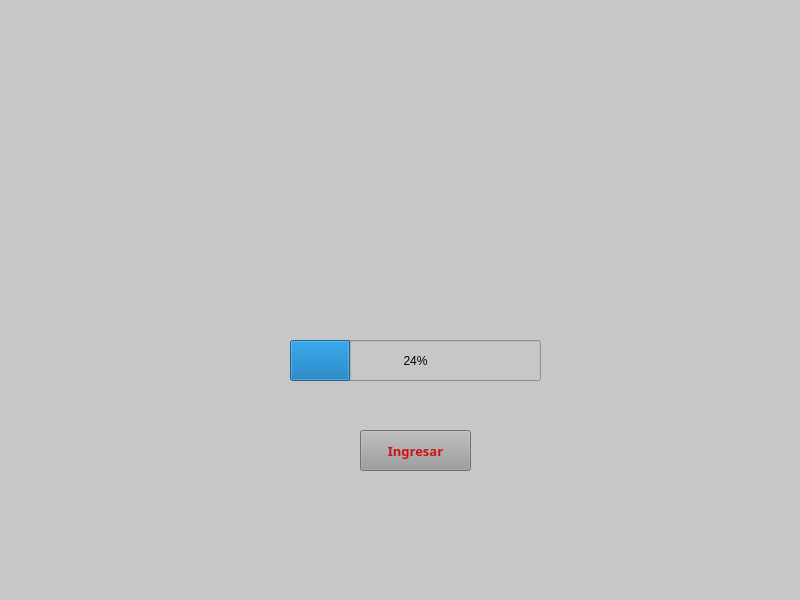
Old version of the form TallerMecanico/ventanas/Inicio.ui in the repository VictorHCH/Taller-Mecanico.
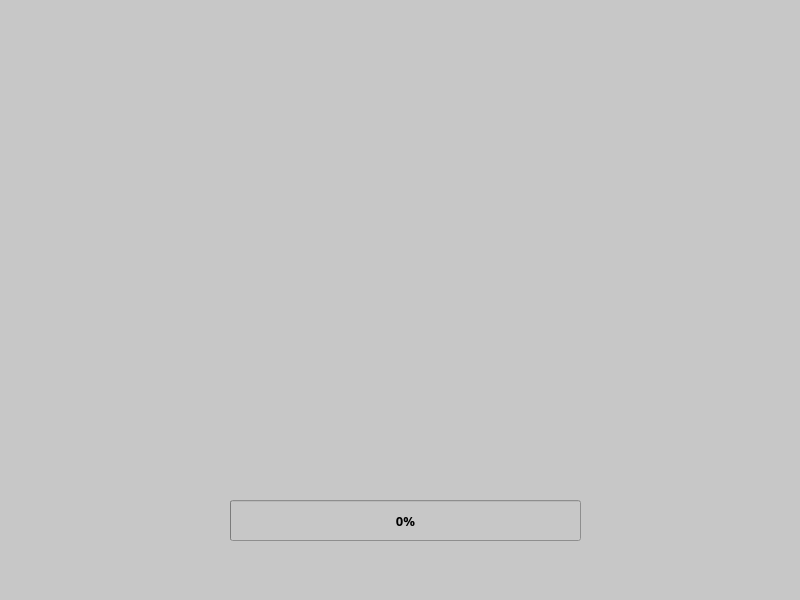
New version of the form. Icons and pictures are not drawn.

Commit message: Inicio Timer

```diff
--- a/TallerMecanico/ventanas/Inicio.ui
+++ b/TallerMecanico/ventanas/Inicio.ui
@@ -24,23 +24,31 @@
    <widget class="QProgressBar" name="progressBar">
     <property name="geometry">
      <rect>
-      <x>290</x>
-      <y>340</y>
-      <width>251</width>
+      <x>230</x>
+      <y>500</y>
+      <width>351</width>
       <height>41</height>
      </rect>
     </property>
+    <property name="font">
+     <font>
+      <family>ITC Avant Garde Std Bk Cn</family>
+      <pointsize>10</pointsize>
+      <weight>75</weight>
+      <bold>true</bold>
+     </font>
+    </property>
     <property name="value">
-     <number>24</number>
+     <number>0</number>
     </property>
    </widget>
    <widget class="QLabel" name="lb">
     <property name="geometry">
      <rect>
-      <x>170</x>
-      <y>40</y>
-      <width>471</width>
-      <height>261</height>
+      <x>140</x>
+      <y>70</y>
+      <width>531</width>
+      <height>341</height>
      </rect>
     </property>
     <property name="font">
@@ -58,31 +66,6 @@
      <set>Qt::AlignCenter</set>
     </property>
    </widget>
-   <widget class="QPushButton" name="btn">
-    <property name="geometry">
-     <rect>
-      <x>360</x>
-      <y>430</y>
-      <width>111</width>
-      <height>41</height>
-     </rect>
-    </property>
-    <property name="font">
-     <font>
-      <family>ITC Avant Garde Std Bk Cn</family>
-      <pointsize>10</pointsize>
-      <weight>75</weight>
-      <bold>true</bold>
-     </font>
-    </property>
-    <property name="styleSheet">
-     <string notr="true">background-color: rgb(155, 155, 155);
-color: rgb(206, 18, 18);</string>
-    </property>
-    <property name="text">
-     <string>Ingresar</string>
-    </property>
-   </widget>
   </widget>
   <widget class="QStatusBar" name="statusbar"/>
  </widget>
```
Left out of the diff: 7 changed lines with no effect on the pictures. The commit also changes 2 other files.
